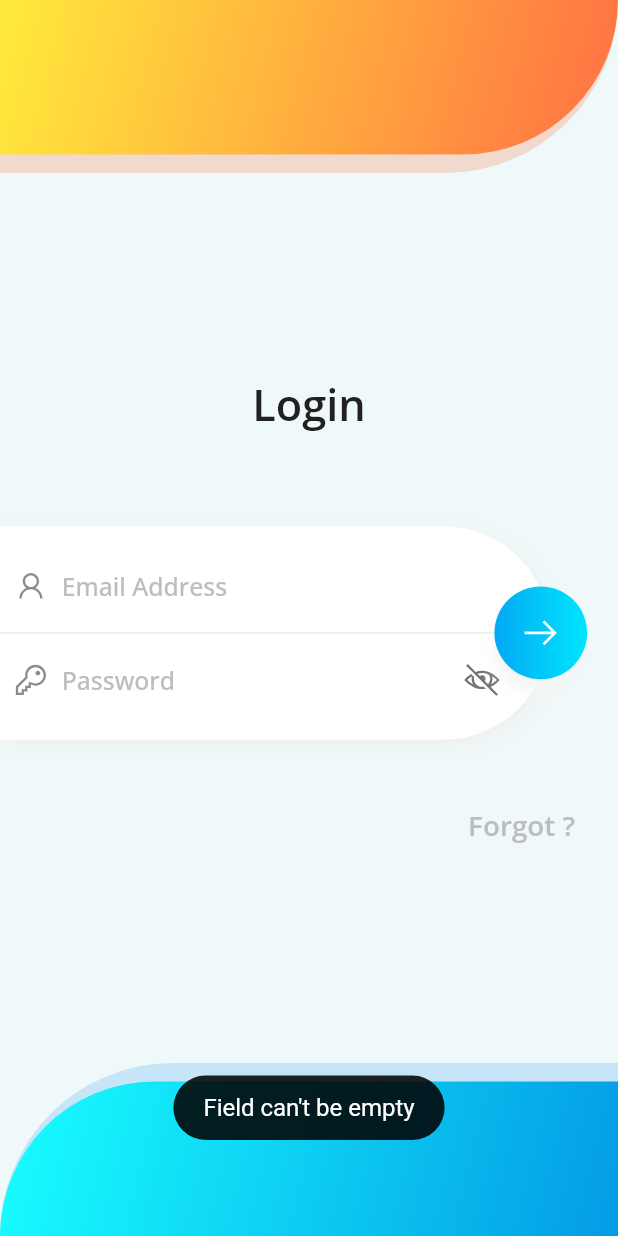
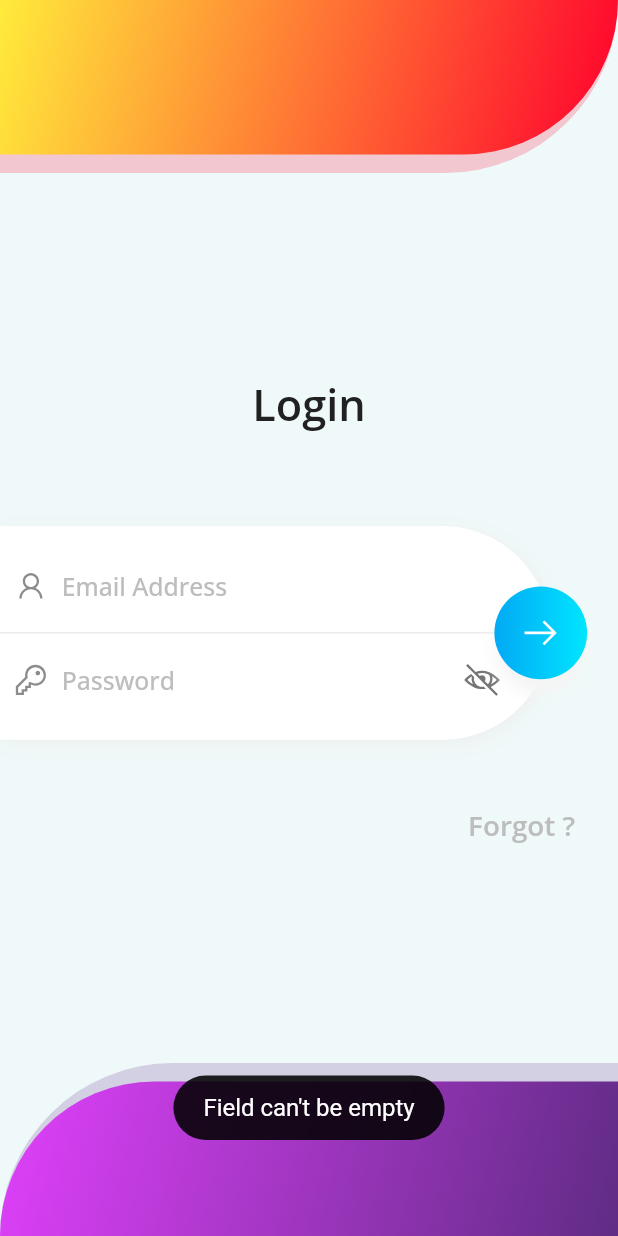
Before and after one commit to nazmullhossain/tasfia-export-flutter, a Flutter app: the screen it shows after launch, after a tap on an icon or button, on a phone screen of 412 x 824 dp. Run offline on Flutter 3.47's test engine with Material 2 defaults, Android fonts, the phone set to English and light mode, and no system bars; our stand-ins replace fluttertoast, get, line_awesome_flutter, shared_preferences; network calls fail.

Commit message:
14-03-22

```diff
--- a/lib/controller/public_controller.dart
+++ b/lib/controller/public_controller.dart
@@ -5,6 +5,7 @@ import 'package:shared_preferences/shared_preferences.dart';
 import 'package:tashfia_export/controller/api_helper.dart';
 import 'package:tashfia_export/model/login_response.dart';
 import 'package:tashfia_export/pages/home_page.dart';
+import 'package:tashfia_export/pages/login_page.dart';
 
 import '../variables/variable.dart';
 
@@ -30,6 +31,9 @@ class PublicController extends GetxController{
   }
   Future<void> logout()async{
     await pref!.clear();
+    loading(false);
+    update();
+    Get.offAll(()=>const LoginPage());
   }
 
   Future<void> login(String email, String password)async{
--- a/lib/model/login_response.dart
+++ b/lib/model/login_response.dart
@@ -15,5 +15,4 @@ class LoginResponse {
     success: json["success"],
     token: json["token"],
   );
-
 }
--- a/lib/pages/login_page.dart
+++ b/lib/pages/login_page.dart
@@ -9,7 +9,6 @@ import '../variables/variable.dart';
 import '../widgets/loading_widget.dart';
 import '../widgets/round_gradient_button.dart';
 import '../widgets/text_field_tile.dart';
-import 'home_page.dart';
 
 class LoginPage extends StatefulWidget {
   const LoginPage({Key? key}) : super(key: key);
@@ -60,7 +59,8 @@ class _LoginPageState extends State<LoginPage> {
                           height: dynamicSize(.28),
                           width: size.width,
                           decoration: BoxDecoration(
-                              color: Colors.deepOrange.withOpacity(.2),
+                            color: AllColor.secondaryColor.withOpacity(.2),
+                              //color: Colors.deepOrange.withOpacity(.2),
                               borderRadius: BorderRadius.only(
                                   bottomRight: Radius.circular(size.width)
                               )
@@ -70,10 +70,10 @@ class _LoginPageState extends State<LoginPage> {
                           height: dynamicSize(.25),
                           width: size.width,
                           decoration: BoxDecoration(
-                            gradient: LinearGradient(
+                            gradient: const LinearGradient(
                               colors: [
                                 Colors.yellow,
-                                Colors.deepOrange.shade400
+                                AllColor.secondaryColor,
                               ],
                               begin: Alignment.topLeft,
                               end: Alignment.bottomRight,
@@ -98,7 +98,7 @@ class _LoginPageState extends State<LoginPage> {
                           height: dynamicSize(.28),
                           width: size.width,
                           decoration: BoxDecoration(
-                              color: Colors.blue.withOpacity(.2),
+                              color: AllColor.primaryColor.withOpacity(.2),
                               borderRadius: BorderRadius.only(
                                   topLeft: Radius.circular(size.width)
                               )
@@ -108,10 +108,10 @@ class _LoginPageState extends State<LoginPage> {
                           height: dynamicSize(.25),
                           width: size.width,
                           decoration: BoxDecoration(
-                              gradient:LinearGradient(
+                              gradient:const LinearGradient(
                                 colors: [
-                                  Colors.cyanAccent,
-                                  Colors.lightBlue.shade600
+                                  Colors.purpleAccent,
+                                  AllColor.primaryColor
                                 ],
                                 begin: Alignment.topLeft,
                                 end: Alignment.bottomRight,
@@ -152,7 +152,7 @@ class _LoginPageState extends State<LoginPage> {
                               children: [
                                 SizedBox(height: dynamicSize(.04)),
                                 TextFieldTile(controller: email,hintText: 'Email Address',
-                                  prefixIcon: LineAwesomeIcons.user),
+                                  prefixIcon: LineAwesomeIcons.user,textInputType: TextInputType.emailAddress),
                                 const Divider(),
                                 TextFieldTile(controller: password,hintText: 'Password',
                                     obscure: true,prefixIcon: LineAwesomeIcons.key),
@@ -166,7 +166,7 @@ class _LoginPageState extends State<LoginPage> {
                             child: RoundGradientButton(
                               onTab: ()=>verifyAndLogin(pc),
                               child: Icon(LineAwesomeIcons.arrow_right,
-                                  color: AllColor.whiteColor, size: dynamicSize(.07)),
+                                  color: Colors.white, size: dynamicSize(.07)),
                             ),
                           )
                         ],
--- a/lib/pages/splash_screen.dart
+++ b/lib/pages/splash_screen.dart
@@ -10,13 +10,28 @@ class SplashScreen extends StatefulWidget {
   State<SplashScreen> createState() => _SplashScreenState();
 }
 
-class _SplashScreenState extends State<SplashScreen> {
+class _SplashScreenState extends State<SplashScreen> with SingleTickerProviderStateMixin{
+
+  late final AnimationController _controller = AnimationController(
+    duration: const Duration(milliseconds: 1350),
+    vsync: this,
+  )..repeat(reverse: true);
+  late final Animation<double> _animation = CurvedAnimation(
+    parent: _controller,
+    curve: Curves.easeIn,
+  );
 
   @override
   initState(){
     super.initState();
-    Future.delayed(const Duration(seconds: 2)).then((value) =>
+    Future.delayed(const Duration(seconds: 4)).then((value) =>
         Get.offAll(()=>const LoginPage()));
+  }
+
+  @override
+  void dispose() {
+    _controller.dispose();
+    super.dispose();
   }
 
   @override
@@ -27,9 +42,28 @@ class _SplashScreenState extends State<SplashScreen> {
         return Scaffold(
           backgroundColor: const Color(0xffF7F7F7),
           body: Center(
-            child: Image.asset('assets/flash_logo.jpeg',
-                width: double.infinity,
-                fit: BoxFit.cover),
+            child: FadeTransition(
+              opacity: _animation,
+              child: Column(
+                mainAxisAlignment: MainAxisAlignment.center,
+                crossAxisAlignment: CrossAxisAlignment.center,
+                children: [
+                  Image.asset('assets/logo.png',
+                      width: double.infinity,
+                      fit: BoxFit.cover),
+                  RichText(
+                    textAlign: TextAlign.center,
+                    text: TextSpan(
+                      style: TextStyle(color: const Color(0xffFF002D),fontSize: dynamicSize(.09),fontWeight: FontWeight.w900),
+                      children: const <TextSpan>[
+                        TextSpan(text: 'Tashfia'),
+                        TextSpan(text: ' Export', style: TextStyle(color: Colors.purple)),
+                      ],
+                    ),
+                  )
+                ],
+              ),
+            ),
           ),
         );
       }
--- a/lib/util/decoration.dart
+++ b/lib/util/decoration.dart
@@ -3,8 +3,8 @@ import '../../variables/color_variable.dart';
 import '../../variables/config.dart';
 
 class StDecoration{
-  static BoxDecoration loginRegDecoration =BoxDecoration(
-      color: AllColor.whiteColor,
+  static BoxDecoration loginRegDecoration = BoxDecoration(
+      color: Colors.white,
       borderRadius: BorderRadius.only(
           topRight: Radius.circular(dynamicSize(.8)),
           bottomRight: Radius.circular(dynamicSize(.8))
--- a/lib/variables/color_variable.dart
+++ b/lib/variables/color_variable.dart
@@ -1,9 +1,22 @@
 import 'package:flutter/material.dart';
 
 class AllColor{
-  static Color whiteColor= Colors.white;
+  static const Color primaryColor= Color(0xff602C85);
+  static const Color secondaryColor= Color(0xffFF002D);
   static Color hintColor= Colors.grey.shade400;
   static Color textColor= Colors.grey.shade900;
-  static Color regTextColor= Colors.deepOrange;
   static Color appBgColor= const Color(0xffEFF9F9);
+
+  static const Map<int, Color> primaryColorMap = {
+    50: Color.fromRGBO(96, 44, 133, .1),
+    100: Color.fromRGBO(96, 44, 133, .2),
+    200: Color.fromRGBO(96, 44, 133, .3),
+    300: Color.fromRGBO(96, 44, 133, .4),
+    400: Color.fromRGBO(96, 44, 133, .5),
+    500: Color.fromRGBO(96, 44, 133, .6),
+    600: Color.fromRGBO(96, 44, 133, .7),
+    700: Color.fromRGBO(96, 44, 133, .8),
+    800: Color.fromRGBO(96, 44, 133, .9),
+    900: Color.fromRGBO(96, 44, 133, 1),
+  };
 }
--- a/lib/variables/variable.dart
+++ b/lib/variables/variable.dart
@@ -24,7 +24,7 @@ class Variables {
       [DeviceOrientation.portraitUp, DeviceOrientation.portraitDown]);
 
   static ThemeData themeData = ThemeData(
-      primarySwatch: Colors.blue,
+      primarySwatch: const MaterialColor(0xff602C85, AllColor.primaryColorMap),
       scaffoldBackgroundColor: AllColor.appBgColor,
       canvasColor: Colors.transparent,
       fontFamily: 'openSans',
--- a/lib/widgets/loading_widget.dart
+++ b/lib/widgets/loading_widget.dart
@@ -1,4 +1,5 @@
 import 'package:flutter/material.dart';
+import 'package:tashfia_export/variables/color_variable.dart';
 
 class LoadingWidget extends StatelessWidget {
   const LoadingWidget({Key? key,this.color}) : super(key: key);
@@ -11,7 +12,7 @@ class LoadingWidget extends StatelessWidget {
       height: double.infinity,
       width: double.infinity,
       alignment: Alignment.center,
-      child: CircularProgressIndicator(color: color??Colors.cyanAccent),
+      child: CircularProgressIndicator(color: color??AllColor.secondaryColor),
     );
   }
 }
```
Also changed, not shown: lib/model/home_menu_model.dart (+24 -12 lines), lib/pages/dashboard_page.dart (added, +49 -0 lines), lib/pages/home_page.dart (+30 -30 lines), lib/util/dashboard_tile.dart (added, +24 -0 lines), lib/util/home_menu_tile.dart (+6 -3 lines), 1 other file.
